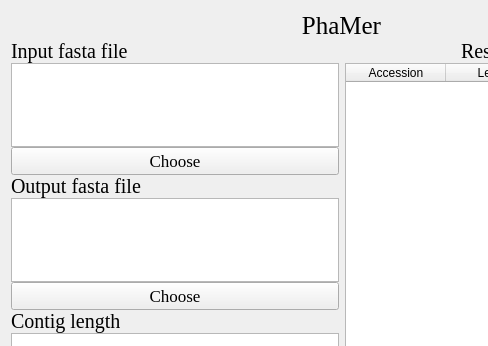
Old version of the form PhaMer.ui in the repository hzaurzli/MicroWorldOmics; both pictures show x 0 to 488 and y 0 to 346 of the 683 by 647 pixel window.
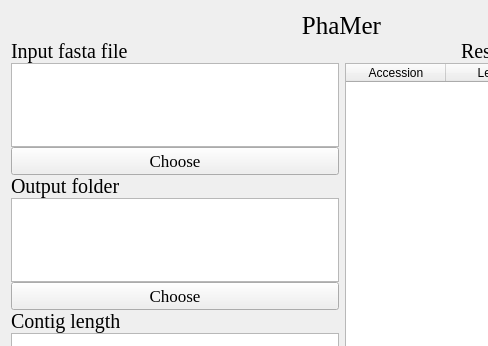
New version of the form. Icons and pictures are not drawn.

The edit to the form file:
```diff
--- a/PhaMer.ui
+++ b/PhaMer.ui
@@ -95,7 +95,7 @@
         </font>
        </property>
        <property name="text">
-        <string>Output fasta file</string>
+        <string>Output folder</string>
        </property>
        <property name="alignment">
         <set>Qt::AlignLeading|Qt::AlignLeft|Qt::AlignVCenter</set>
```
